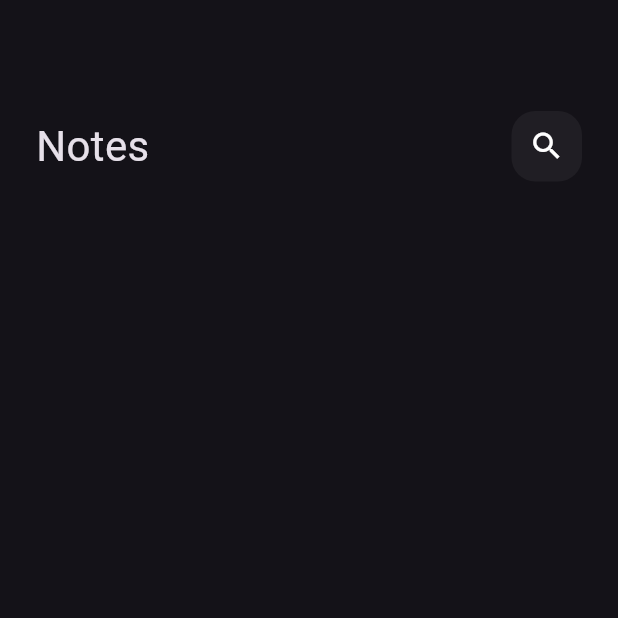
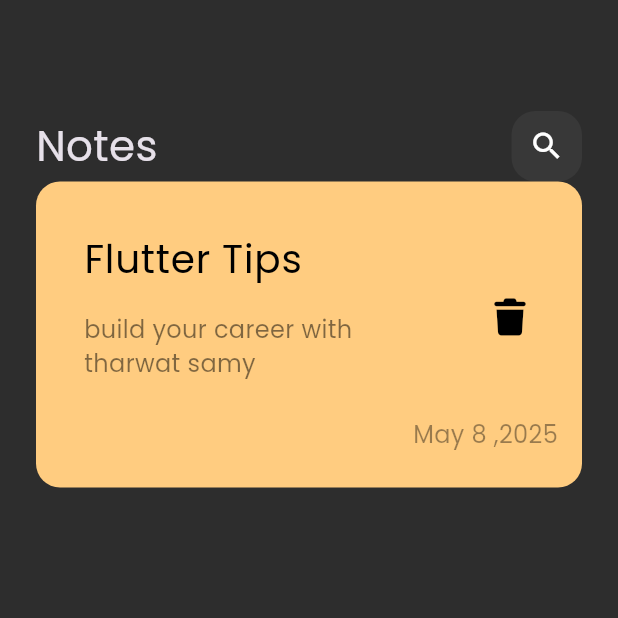
Before and after one commit to mohamedamged22/notes_app, a Flutter app: the screen it shows after launch, on a phone screen of 412 x 824 dp, the top half of it. Run offline on Flutter 3.47's test engine with Material 3 defaults, Android fonts, the phone set to English and light mode, and no system bars; our stand-ins replace font_awesome_flutter.

Commit message:
create custom note iteam

```diff
--- a/lib/main.dart
+++ b/lib/main.dart
@@ -11,7 +11,11 @@
   @override
   Widget build(BuildContext context) {
     return MaterialApp(
-      theme: ThemeData(brightness: Brightness.dark),
+      theme: ThemeData(
+        brightness: Brightness.dark,
+        scaffoldBackgroundColor: Color(0xff2D2D2D),
+        fontFamily: 'Poppins',
+      ),
       debugShowCheckedModeBanner: false,
       home: NotesView(),
     );
--- a/lib/views/widgets/custom_app_bar.dart
+++ b/lib/views/widgets/custom_app_bar.dart
@@ -1,4 +1,5 @@
 import 'package:flutter/material.dart';
+import 'package:notes_app/views/widgets/custom_note_item.dart';
 import 'package:notes_app/views/widgets/custom_search_icon.dart';
 
 class CustomAppBar extends StatelessWidget {
@@ -6,15 +7,13 @@
 
   @override
   Widget build(BuildContext context) {
-    return Padding(
-      padding: const EdgeInsets.all(24.0),
-      child: Row(
+    return  Row(
         children: [
           Text('Notes', style: TextStyle(fontSize: 28)),
           Spacer(flex: 1),
           CustomSearchIcon(),
         ],
-      ),
+
     );
   }
 }
--- /dev/null
+++ b/lib/views/widgets/custom_note_item.dart
@@ -0,0 +1,54 @@
+import 'package:flutter/material.dart';
+import 'package:font_awesome_flutter/font_awesome_flutter.dart';
+
+class CustomNoteItem extends StatelessWidget {
+  const CustomNoteItem({super.key});
+
+  @override
+  Widget build(BuildContext context) {
+    return Container(
+      padding: EdgeInsets.only(top: 24, bottom: 24, left: 16),
+      decoration: BoxDecoration(
+        color: Color(0xffFFCC80),
+        borderRadius: BorderRadius.circular(16),
+      ),
+      child: Column(
+        crossAxisAlignment: CrossAxisAlignment.end,
+        children: [
+          ListTile(
+            title: Text(
+              'Flutter Tips',
+              style: TextStyle(color: Colors.black, fontSize: 26),
+            ),
+
+            subtitle: Padding(
+              padding: const EdgeInsets.symmetric(vertical: 16.0),
+              child: Text(
+                'build your career with tharwat samy',
+                style: TextStyle(
+                  color: Colors.black.withOpacity(.5),
+                  fontSize: 16,
+                ),
+              ),
+            ),
+            trailing: IconButton(
+              onPressed: () {},
+              icon: Icon(FontAwesomeIcons.trash, color: Colors.black, size: 24),
+            ),
+          ),
+
+          Padding(
+            padding: const EdgeInsets.only(right: 16.0),
+            child: Text(
+              'May 8 ,2025',
+              style: TextStyle(
+                color: Colors.black.withOpacity(.4),
+                fontSize: 16,
+              ),
+            ),
+          ),
+        ],
+      ),
+    );
+  }
+}
--- a/lib/views/widgets/notes_view_body.dart
+++ b/lib/views/widgets/notes_view_body.dart
@@ -1,11 +1,17 @@
 import 'package:flutter/material.dart';
 import 'package:notes_app/views/widgets/custom_app_bar.dart';
+import 'package:notes_app/views/widgets/custom_note_item.dart';
 
 class NotesViewBody extends StatelessWidget {
   const NotesViewBody({super.key});
 
   @override
   Widget build(BuildContext context) {
-    return Column(children: [SizedBox(height: 50), CustomAppBar()]);
+    return Padding(
+      padding: const EdgeInsets.all(24.0),
+      child: Column(
+        children: [SizedBox(height: 50), CustomAppBar(), CustomNoteItem()],
+      ),
+    );
   }
 }
```
Also changed, not shown: pubspec.yaml (+6 -6 lines), assets/font/Poppins-Regular.ttf (added), pubspec.lock.
